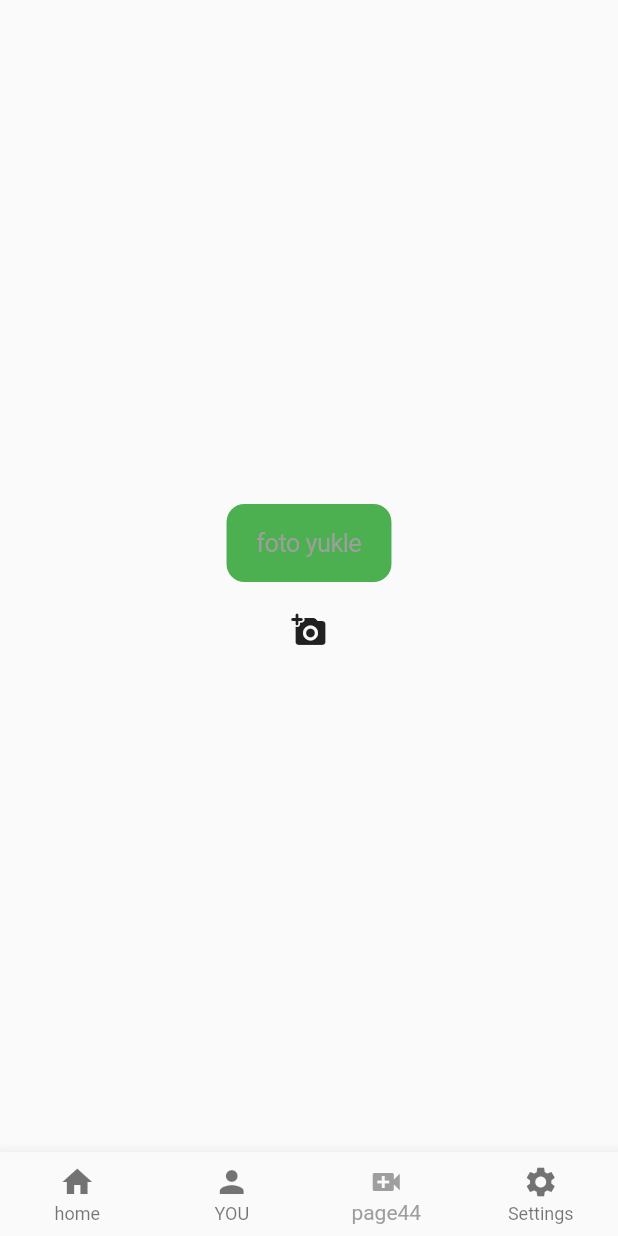
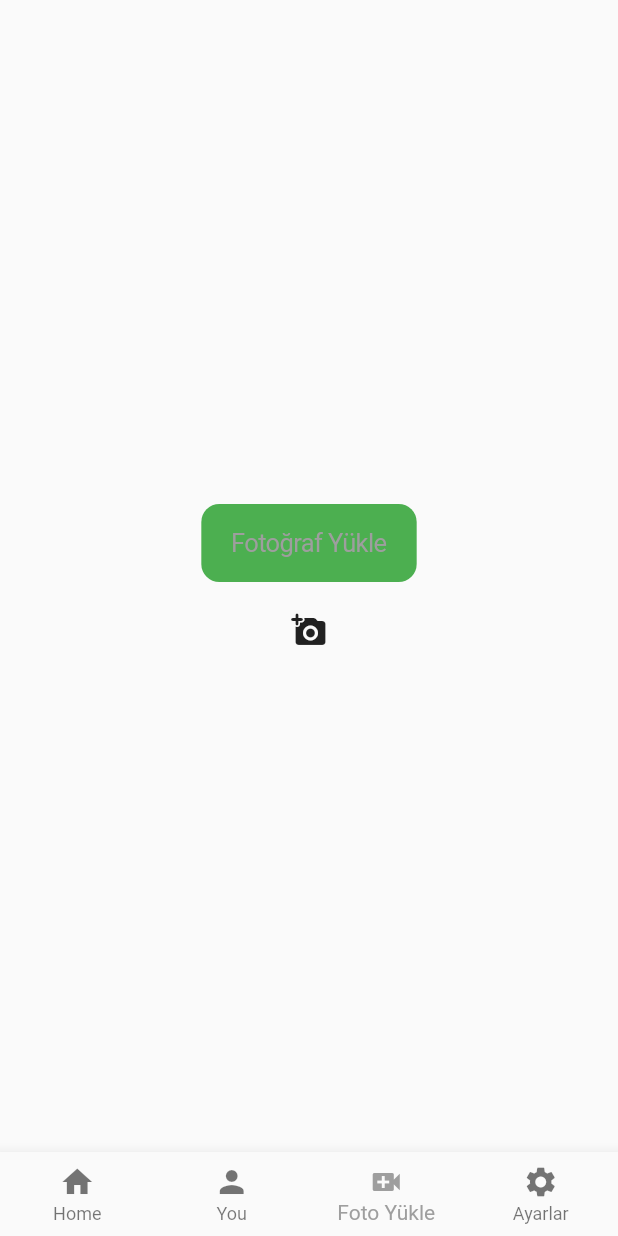
Before and after one commit to keyvanarasteh/abanke, a Flutter app: the Homepage screen opened directly, item 3 of the bottom bar chosen, on a phone screen of 412 x 824 dp. Run offline on Flutter 3.47's test engine with Material 2 defaults, Android fonts, the phone set to English and light mode, and no system bars; our stand-ins replace google_fonts, image_picker; network calls fail.

Commit message:
bazı büyük küçük harf düzeltmeleri

```diff
--- a/lib/main_pages/Homepage.dart
+++ b/lib/main_pages/Homepage.dart
@@ -32,12 +32,11 @@ class _HomepageState extends State<Homepage> {
         onTap: _navigateBottomNavBar,
         type: BottomNavigationBarType.fixed,
         items: [
-          BottomNavigationBarItem(icon: Icon(Icons.home), label: 'home'),
-          BottomNavigationBarItem(icon: Icon(Icons.person), label: 'YOU'),
+          BottomNavigationBarItem(icon: Icon(Icons.home), label: 'Home'),
+          BottomNavigationBarItem(icon: Icon(Icons.person), label: 'You'),
           BottomNavigationBarItem(
-              icon: Icon(Icons.video_call), label: 'page44'),
-          BottomNavigationBarItem(
-              icon: Icon(Icons.settings), label: 'Settings'),
+              icon: Icon(Icons.video_call), label: 'Foto Yükle'),
+          BottomNavigationBarItem(icon: Icon(Icons.settings), label: 'Ayarlar'),
         ],
       ),
     );
--- a/lib/pages/image_load.dart
+++ b/lib/pages/image_load.dart
@@ -58,7 +58,7 @@ class _VideosState extends State<Videos> {
             return Column(mainAxisSize: MainAxisSize.min, children: [
               CupertinoButton(
                   color: Colors.green,
-                  child: Text('foto yukle'),
+                  child: Text('Fotoğraf Yükle'),
                   onPressed: () {
                     showCupertinoModalPopup(
                         context: context, builder: buildsheet);
@@ -80,7 +80,7 @@ class _VideosState extends State<Videos> {
   Widget buildsheet(BuildContext context) => CupertinoActionSheet(
         actions: [
           CupertinoActionSheetAction(
-            child: Text('galeri'),
+            child: Text('Galeri'),
             onPressed: () => pickImage(),
             isDefaultAction: true,
           )
```
Also changed, not shown: lib/main_pages/LoginPage.dart (+4 -4 lines).
